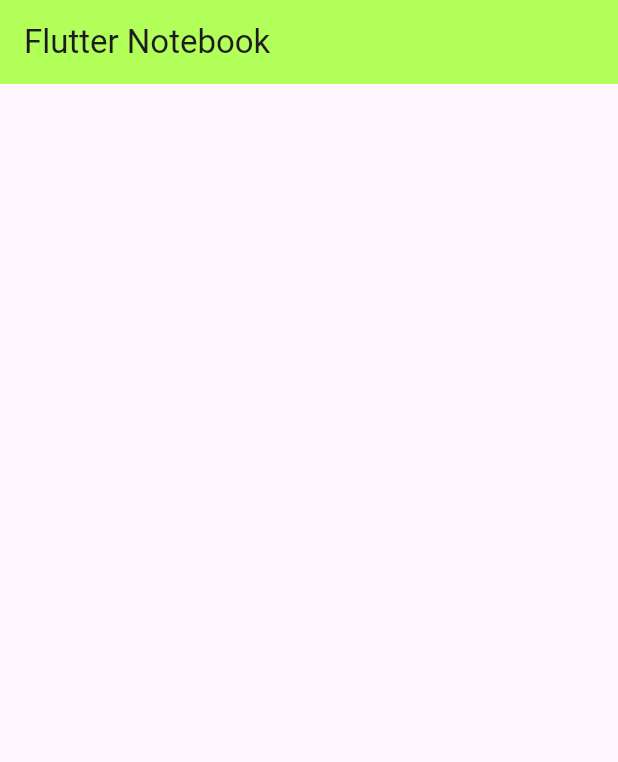
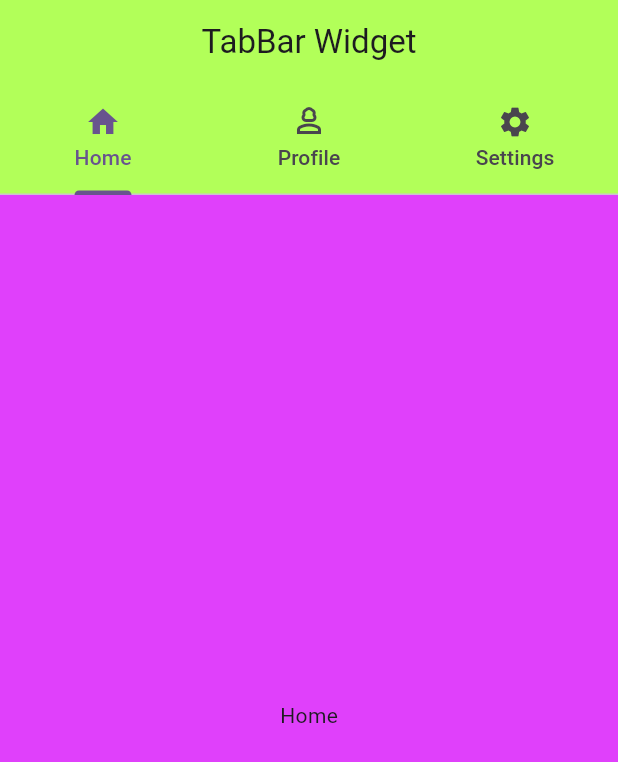
Before and after one commit to monir996/flutter-notebook, a Flutter app: the screen it shows after launch, on a phone screen of 412 x 824 dp. Shown: the top 762 px of the screen. Run offline on Flutter 3.47's test engine with Material 3 defaults, Android fonts, the light colour scheme and no system bars.

Commit message:
TabBar - initial

```diff
--- /dev/null
+++ b/lib/fragments/HomeFragment.dart
@@ -0,0 +1,15 @@
+import 'package:flutter/material.dart';
+
+class HomeFragment extends StatelessWidget {
+  const HomeFragment({super.key});
+
+  @override
+  Widget build(BuildContext context) {
+    return Container(
+      color: Colors.purpleAccent,
+      child: Center(
+        child: Text("Home"),
+      ),
+    );
+  }
+}
--- /dev/null
+++ b/lib/fragments/ProfileFragment.dart
@@ -0,0 +1,15 @@
+import 'package:flutter/material.dart';
+
+class ProfileFragment extends StatelessWidget {
+  const ProfileFragment({super.key});
+
+  @override
+  Widget build(BuildContext context) {
+    return Container(
+      color: Colors.redAccent,
+      child: Center(
+        child: Text("Profile"),
+      ),
+    );
+  }
+}
--- /dev/null
+++ b/lib/fragments/SettingsFragment.dart
@@ -0,0 +1,15 @@
+import 'package:flutter/material.dart';
+
+class SettingsFragment extends StatelessWidget {
+  const SettingsFragment({super.key});
+
+  @override
+  Widget build(BuildContext context) {
+    return Container(
+      color: Colors.yellowAccent,
+      child: Center(
+        child: Text("Settings"),
+      ),
+    );
+  }
+}
--- a/lib/main.dart
+++ b/lib/main.dart
@@ -1,9 +1,12 @@
 import 'package:flutter/material.dart';
+import 'package:flutter_notebook/fragments/HomeFragment.dart';
+import 'package:flutter_notebook/fragments/ProfileFragment.dart';
+import 'package:flutter_notebook/fragments/SettingsFragment.dart';
 
 void main() {
   runApp(const MyApp());
 }
-// ----------------------- Main Branch  ==> Basic Structure ------------------
+
 class MyApp extends StatelessWidget {
   const MyApp({super.key});
 
@@ -25,8 +28,34 @@ class HomeScreen extends StatelessWidget {
 
   @override
   Widget build(BuildContext context) {
-    return Scaffold(
-      appBar: AppBar(title: Text("Flutter Notebook"), backgroundColor: Colors.lightGreenAccent),
+
+    // ----------------------- Branch 12 ==> TabBar Widget ------------------
+    return DefaultTabController(
+      length: 3,
+      child: Scaffold(
+
+        appBar: AppBar(
+            title: Text("TabBar Widget"),
+            backgroundColor: Colors.lightGreenAccent,
+            centerTitle: true,
+
+            bottom: TabBar(
+                //isScrollable: true,
+                tabs: [
+                  Tab(icon: Icon(Icons.home), text: "Home"),
+                  Tab(icon: Icon(Icons.person_3_outlined), text: "Profile"),
+                  Tab(icon: Icon(Icons.settings), text: "Settings"),
+                ]
+            ),
+        ),
+
+        body: TabBarView(
+            children: [
+              HomeFragment(),
+              ProfileFragment(),
+              SettingsFragment()
+        ]),
+      ),
     );
   }
 }
```
